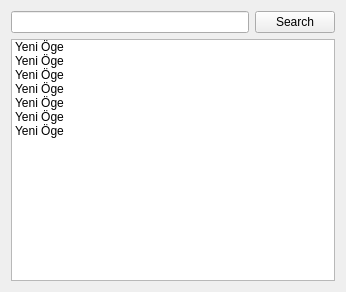
Old version of the form 2.0/lider-newgui/lider/screens/network/search/minisearch.ui in the repository pars-linux/uludag.
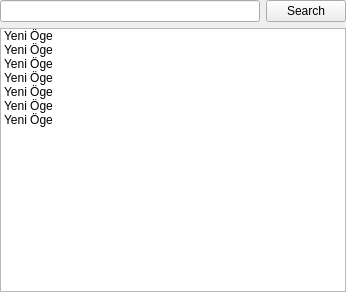
New version of the form.

```diff
--- a/2.0/lider-newgui/lider/screens/network/search/minisearch.ui
+++ b/2.0/lider-newgui/lider/screens/network/search/minisearch.ui
@@ -14,6 +14,9 @@
    <string>Tree</string>
   </property>
   <layout class="QGridLayout" name="gridLayout">
+   <property name="margin">
+    <number>0</number>
+   </property>
    <item row="0" column="0">
     <widget class="QLineEdit" name="lineEdit"/>
    </item>
```
